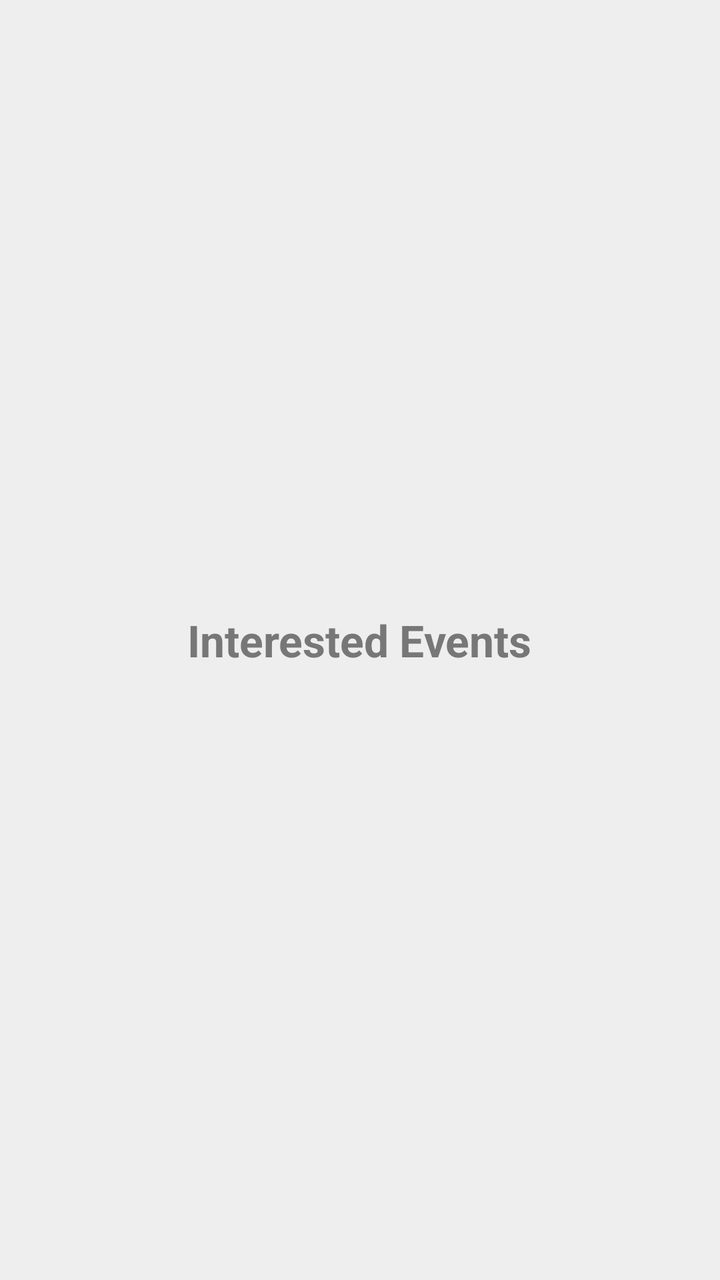
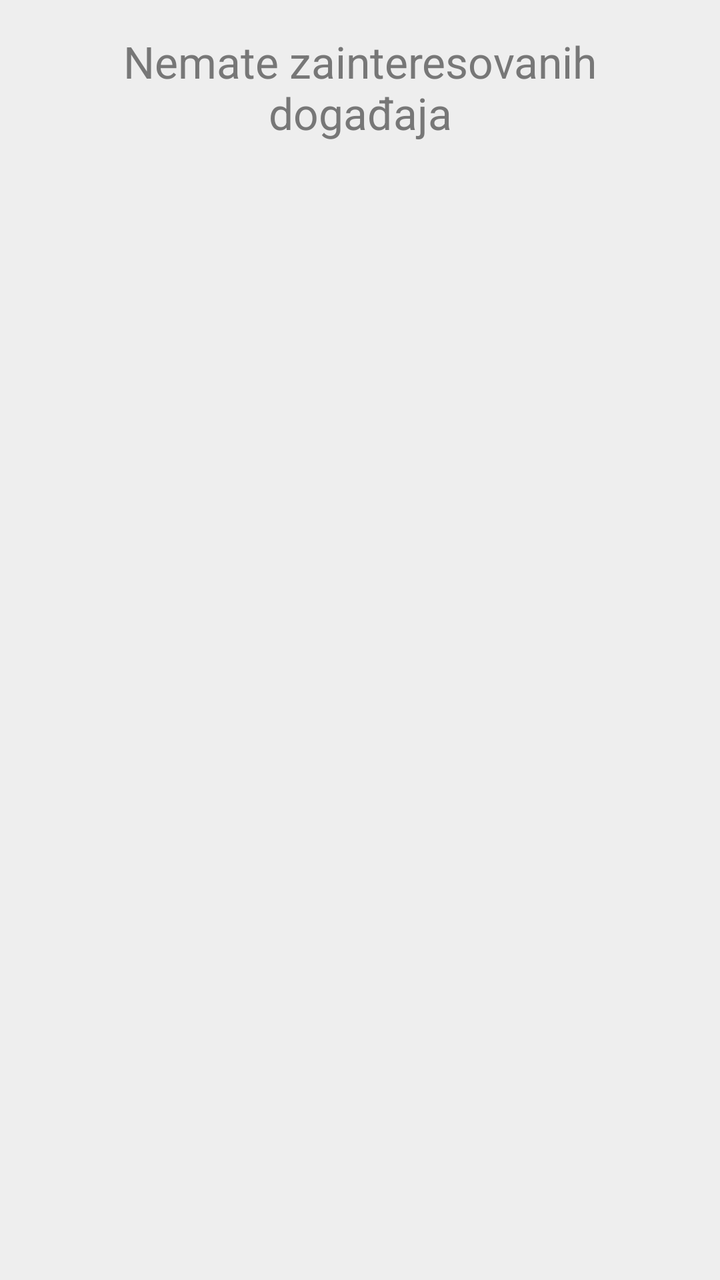

Before-and-after screenshots of an Android layout around one commit, followed by the original layout XML and the change that was made.
<!-- AndroidManifest.xml: application theme Theme.EventsApp -->
<!-- res/layout/activity_interested_events.xml -->
<?xml version="1.0" encoding="utf-8"?>
<LinearLayout xmlns:android="http://schemas.android.com/apk/res/android"
    android:layout_width="match_parent"
    android:layout_height="match_parent"
    android:orientation="vertical"
    android:background="@color/light_gray"
    android:gravity="center">

    <TextView
        android:layout_width="wrap_content"
        android:layout_height="wrap_content"
        android:text="@string/interested_events"
        android:textColor="@color/gray_text"
        android:textSize="22sp"
        android:textStyle="bold" />

</LinearLayout>
<!-- resources referenced by this layout -->
<resources>
  <color name="gray_text">#777777</color>
  <color name="light_gray">#EEEEEE</color>
  <string name="interested_events">Interested Events</string>
  <style name="Theme.EventsApp" parent="Theme.AppCompat.Light.DarkActionBar">
          
          <item name="colorPrimary">@color/purple_500</item>
          <item name="colorPrimaryDark">@color/purple_700</item>
          <item name="colorAccent">@color/teal_200</item>
          
      </style>
  <color name="purple_500">#FF6200EE</color>
  <color name="purple_700">#FF3700B3</color>
  <color name="teal_200">#FF03DAC5</color>
</resources>

<!-- the commit's change to res/layout/activity_interested_events.xml (unified diff, before → after) -->
@@ -1,17 +1,27 @@
 <?xml version="1.0" encoding="utf-8"?>
-<LinearLayout xmlns:android="http://schemas.android.com/apk/res/android"
+<LinearLayout
+    xmlns:android="http://schemas.android.com/apk/res/android"
     android:layout_width="match_parent"
     android:layout_height="match_parent"
     android:orientation="vertical"
-    android:background="@color/light_gray"
-    android:gravity="center">
+    android:background="@color/light_gray">
 
     <TextView
-        android:layout_width="wrap_content"
+        android:id="@+id/tvNoInterestedEvents"
+        android:layout_width="match_parent"
         android:layout_height="wrap_content"
-        android:text="@string/interested_events"
+        android:text="@string/no_interested_events"
         android:textColor="@color/gray_text"
         android:textSize="22sp"
-        android:textStyle="bold" />
+        android:gravity="center"
+        android:padding="16dp" />
+
+    <ListView
+        android:id="@+id/listInterestedEvents"
+        android:layout_width="match_parent"
+        android:layout_height="0dp"
+        android:layout_weight="1"
+        android:divider="@color/gray_text"
+        android:dividerHeight="1dp" />
 
 </LinearLayout>
<!-- resource entries referenced after the edit -->
@@ -2,7 +2,7 @@
 <resources>
   <color name="gray_text">#777777</color>
   <color name="light_gray">#EEEEEE</color>
-  <string name="interested_events">Interested Events</string>
+  <string name="no_interested_events">Nemate zainteresovanih događaja</string>
   <style name="Theme.EventsApp" parent="Theme.AppCompat.Light.DarkActionBar">
           
           <item name="colorPrimary">@color/purple_500</item>
